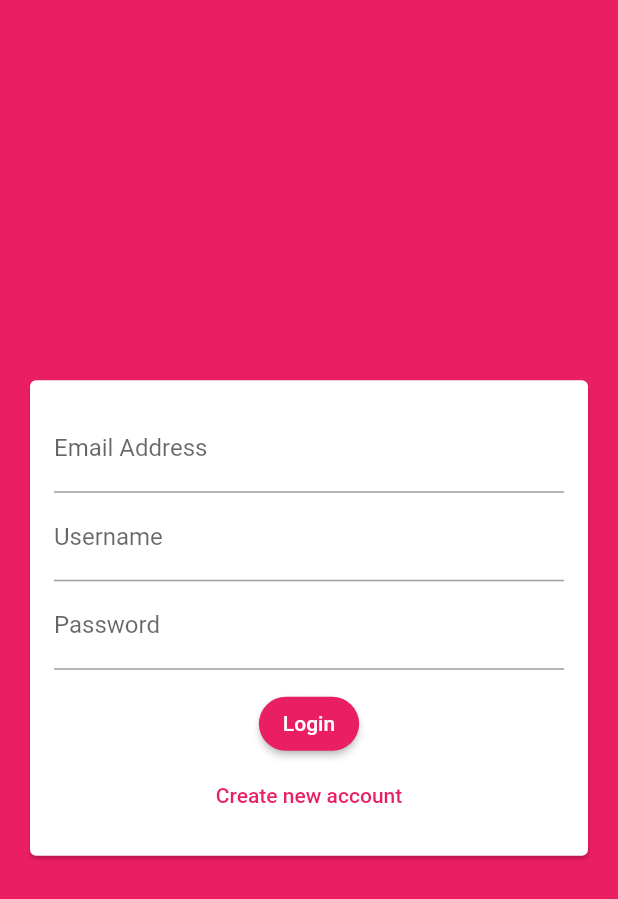
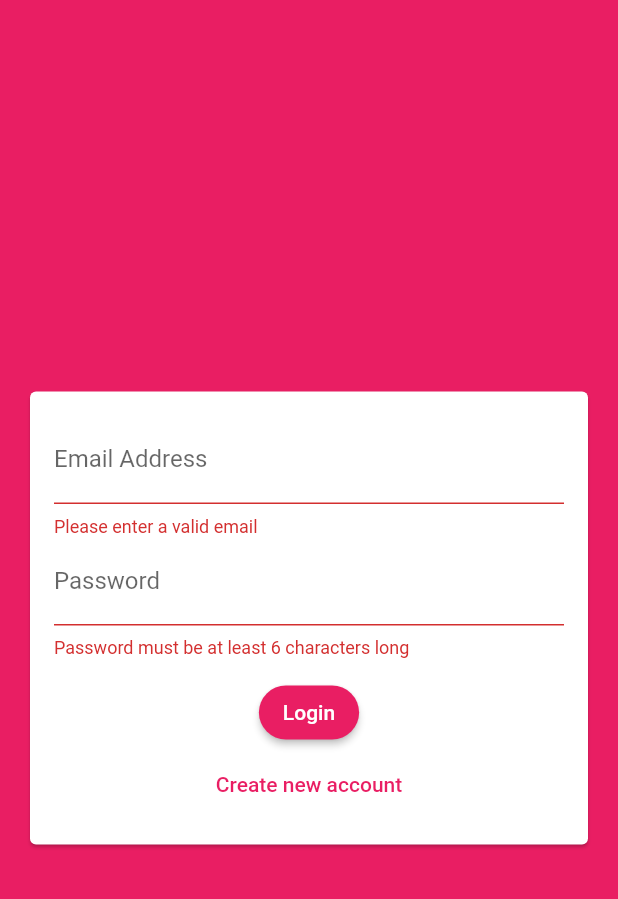
Before and after one commit to Hhanri/flutter_chat, a Flutter app: the screen it shows after launch, after a tap on "Login", on a phone screen of 412 x 824 dp. Shown: the top 899 px of the screen. Run offline on Flutter 3.47's test engine with Material 2 defaults, Android fonts, the phone set to English and light mode, and no system bars; our stand-ins replace cloud_firestore, firebase_core; accounts and stored records are empty.

Commit message:
AuthScreen UI and logic

```diff
--- a/lib/widgets/auth/auth_form_widget.dart
+++ b/lib/widgets/auth/auth_form_widget.dart
@@ -9,7 +9,24 @@ class AuthFormWidget extends StatefulWidget {
 
 class _AuthFormWidgetState extends State<AuthFormWidget> {
 
+  bool isLogin = true;
+
+  String _email = "";
+  String _password = "";
+  String _username = "";
+
   final GlobalKey<FormState> _formKey = GlobalKey<FormState>();
+
+  void trySubmit() {
+    FocusScope.of(context).unfocus();
+    if (_formKey.currentState!.validate()) {
+      _formKey.currentState!.save();
+      print(_email);
+      print(_password);
+      print(_username);
+    }
+    print("error");
+  }
 
   @override
   Widget build(BuildContext context) {
@@ -24,32 +41,57 @@ class _AuthFormWidgetState extends State<AuthFormWidget> {
               child: Column(
                 mainAxisSize: MainAxisSize.min,
                 children: [
+                  //email
                   TextFormField(
+                    key: const ValueKey("email"),
+                    validator: (value) {
+                      if (value!.isEmpty || !value.contains("@")) return "Please enter a valid email";
+                      return null;
+                    },
                     keyboardType: TextInputType.emailAddress,
                     decoration: const InputDecoration(
                       labelText: "Email Address"
                     ),
+                    onSaved: (value) => _email = value ?? "",
                   ),
+                  //username
+                  if (!isLogin)
                   TextFormField(
+                    key: const ValueKey("username"),
+                    validator: (value) {
+                      if (value!.isEmpty || value.length < 4) return "Username must be at least 4 characters long";
+                      return null;
+                    },
                     decoration: const InputDecoration(
                       labelText: "Username"
                     ),
+                    onSaved: (value) => _username = value ?? "",
                   ),
+                  //password
                   TextFormField(
+                    key: const ValueKey("password"),
+                    validator: (value) {
+                      if (value!.isEmpty || value.length < 6) return "Password must be at least 6 characters long";
+                      return null;
+                    },
                     obscureText: true,
                     decoration: const InputDecoration(
                       labelText: "Password"
                     ),
+                    onSaved: (value) => _password = value ?? "",
                   ),
                   const SizedBox(height: 12,),
                   ElevatedButton(
-                    onPressed: () {
-                    },
-                    child: const Text("Login")
+                    onPressed: trySubmit,
+                    child: Text(isLogin ? "Login" : "Signup")
                   ),
                   TextButton(
-                    onPressed: () {},
-                    child: const Text("Create new account")
+                    onPressed: () {
+                      setState(() {
+                        isLogin = !isLogin;
+                      });
+                    },
+                    child: Text(isLogin ? "Create new account" : "Already have an account")
                   )
                 ],
               ),
```
